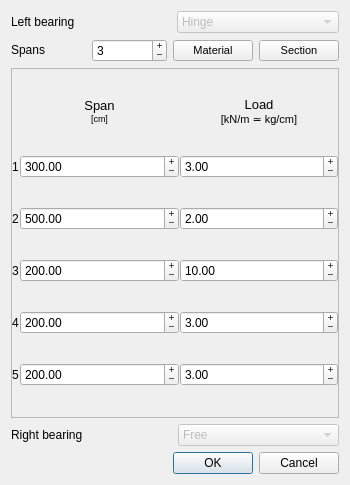
The window that trussdialog.ui (tybor/monodes) describes before a commit, drawn with Qt 5.
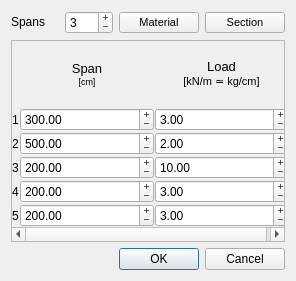
The same window after the commit.

```diff
--- a/trussdialog.ui
+++ b/trussdialog.ui
@@ -9,56 +9,20 @@
    <rect>
     <x>0</x>
     <y>0</y>
-    <width>350</width>
-    <height>485</height>
+    <width>296</width>
+    <height>281</height>
    </rect>
   </property>
+  <property name="sizePolicy">
+   <sizepolicy hsizetype="MinimumExpanding" vsizetype="MinimumExpanding">
+    <horstretch>0</horstretch>
+    <verstretch>0</verstretch>
+   </sizepolicy>
+  </property>
   <property name="windowTitle">
    <string>Continous beam</string>
   </property>
   <layout class="QVBoxLayout" name="verticalLayout">
-   <item>
-    <layout class="QHBoxLayout" name="left_bearing_horizontalLayout">
-     <property name="spacing">
-      <number>3</number>
-     </property>
-     <item>
-      <widget class="QLabel" name="leftBearingLabel">
-       <property name="text">
-        <string>Left bearing</string>
-       </property>
-       <property name="buddy">
-        <cstring>left_bearing</cstring>
-       </property>
-      </widget>
-     </item>
-     <item>
-      <widget class="QComboBox" name="left_bearing">
-       <property name="enabled">
-        <bool>false</bool>
-       </property>
-       <property name="currentIndex">
-        <number>1</number>
-       </property>
-       <item>
-        <property name="text">
-         <string>Free</string>
-        </property>
-       </item>
-       <item>
-        <property name="text">
-         <string>Hinge</string>
-        </property>
-       </item>
-       <item>
-        <property name="text">
-         <string>Fully restrained</string>
-        </property>
-       </item>
-      </widget>
-     </item>
-    </layout>
-   </item>
    <item>
     <layout class="QHBoxLayout" name="horizontalLayout">
      <property name="sizeConstraint">
@@ -138,10 +102,16 @@
        <rect>
         <x>0</x>
         <y>0</y>
-        <width>330</width>
-        <height>327</height>
+        <width>276</width>
+        <height>193</height>
        </rect>
       </property>
+      <property name="minimumSize">
+       <size>
+        <width>276</width>
+        <height>0</height>
+       </size>
+      </property>
       <layout class="QGridLayout" name="gridLayout" columnstretch="0,1,1">
        <property name="margin">
         <number>0</number>
@@ -152,7 +122,7 @@
        <item row="0" column="1">
         <widget class="QLabel" name="label_span_length">
          <property name="sizePolicy">
-          <sizepolicy hsizetype="Preferred" vsizetype="Maximum">
+          <sizepolicy hsizetype="Preferred" vsizetype="Minimum">
            <horstretch>0</horstretch>
            <verstretch>0</verstretch>
           </sizepolicy>
@@ -170,7 +140,7 @@
        <item row="0" column="2">
         <widget class="QLabel" name="label_load">
          <property name="sizePolicy">
-          <sizepolicy hsizetype="Preferred" vsizetype="Maximum">
+          <sizepolicy hsizetype="Preferred" vsizetype="Minimum">
            <horstretch>0</horstretch>
            <verstretch>0</verstretch>
           </sizepolicy>
@@ -380,11 +350,25 @@
        </item>
        <item row="5" column="1">
         <widget class="QDoubleSpinBox" name="span5">
+         <property name="enabled">
+          <bool>true</bool>
+         </property>
+         <property name="font">
+          <font>
+           <kerning>true</kerning>
+          </font>
+         </property>
+         <property name="frame">
+          <bool>true</bool>
+         </property>
          <property name="buttonSymbols">
           <enum>QAbstractSpinBox::PlusMinus</enum>
          </property>
          <property name="accelerated">
-          <bool>true</bool>
+          <bool>false</bool>
+         </property>
+         <property name="suffix">
+          <string/>
          </property>
          <property name="minimum">
           <double>0.300000000000000</double>
@@ -399,6 +383,9 @@
        </item>
        <item row="5" column="2">
         <widget class="QDoubleSpinBox" name="load5">
+         <property name="frame">
+          <bool>true</bool>
+         </property>
          <property name="buttonSymbols">
           <enum>QAbstractSpinBox::PlusMinus</enum>
          </property>
@@ -417,45 +404,6 @@
      </widget>
     </widget>
    </item>
-   <item>
-    <layout class="QHBoxLayout" name="right_bearing_horizontalLayout">
-     <item>
-      <widget class="QLabel" name="rightBearingLabel">
-       <property name="text">
-        <string>Right bearing</string>
-       </property>
-       <property name="buddy">
-        <cstring>right_bearing</cstring>
-       </property>
-      </widget>
-     </item>
-     <item>
-      <widget class="QComboBox" name="right_bearing">
-       <property name="enabled">
-        <bool>false</bool>
-       </property>
-       <property name="currentIndex">
-        <number>0</number>
-       </property>
-       <item>
-        <property name="text">
-         <string>Free</string>
-        </property>
-       </item>
-       <item>
-        <property name="text">
-         <string>Hinge</string>
-        </property>
-       </item>
-       <item>
-        <property name="text">
-         <string>Fully restrained</string>
-        </property>
-       </item>
-      </widget>
-     </item>
-    </layout>
-   </item>
    <item>
     <widget class="QDialogButtonBox" name="buttonBox">
      <property name="orientation">
```
Left out of the diff: 2 changed lines with no effect on the pictures.
